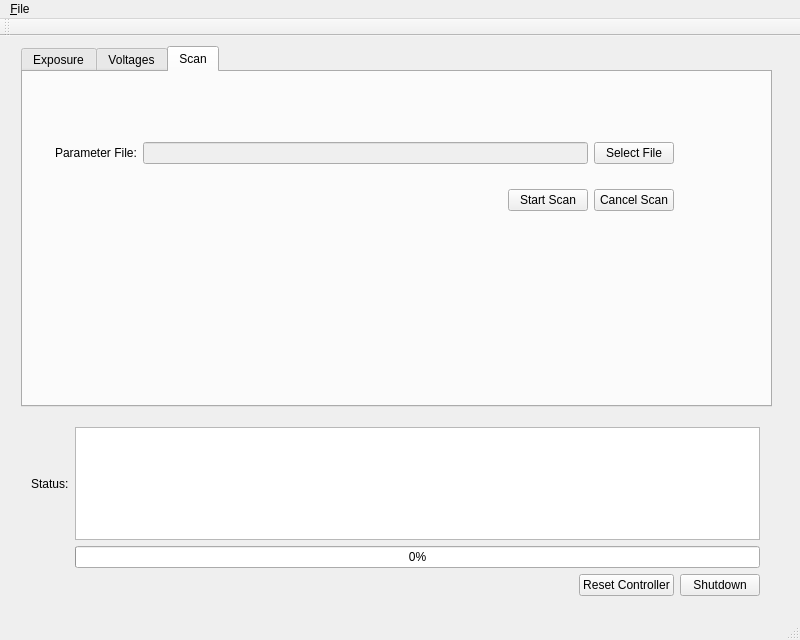
First picture: the form in ccdcontroller.ui, repository Snyder005/ccdcontroller, before the edit.
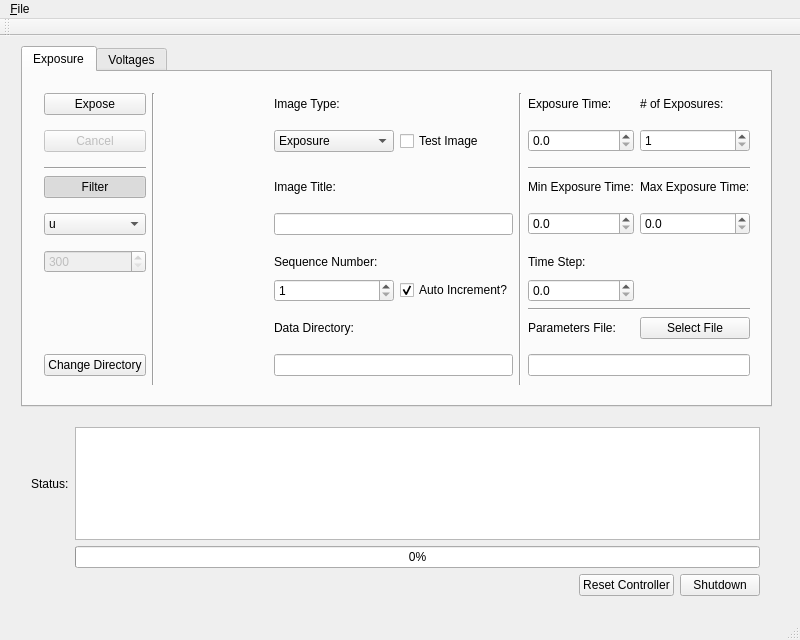
Second picture: the form after the edit. The open tabs and pages were chosen to show the change.

```diff
--- a/ccdcontroller.ui
+++ b/ccdcontroller.ui
@@ -35,7 +35,7 @@
        <rect>
         <x>10</x>
         <y>10</y>
-        <width>719</width>
+        <width>728</width>
         <height>314</height>
        </rect>
       </property>
@@ -348,17 +348,21 @@
         </widget>
        </item>
        <item row="11" column="6" rowspan="2" colspan="2">
-        <spacer name="horizontalSpacer_3">
-         <property name="orientation">
-          <enum>Qt::Horizontal</enum>
+        <widget class="QLineEdit" name="paramfileLineEdit"/>
+       </item>
+       <item row="10" column="6">
+        <widget class="QLabel" name="paramfileLabel">
+         <property name="text">
+          <string>Parameters File:</string>
          </property>
-         <property name="sizeHint" stdset="0">
-          <size>
-           <width>40</width>
-           <height>20</height>
-          </size>
+        </widget>
+       </item>
+       <item row="10" column="7">
+        <widget class="QPushButton" name="paramfileButton">
+         <property name="text">
+          <string>Select File</string>
          </property>
-        </spacer>
+        </widget>
        </item>
       </layout>
      </widget>
@@ -634,78 +638,6 @@
           </size>
          </property>
         </spacer>
-       </item>
-       <item row="6" column="0" colspan="2">
-        <widget class="QPushButton" name="resetvoltageButton">
-         <property name="text">
-          <string>Reset To Defaults</string>
-         </property>
-        </widget>
-       </item>
-      </layout>
-     </widget>
-    </widget>
-    <widget class="QWidget" name="tab">
-     <attribute name="title">
-      <string>Scan</string>
-     </attribute>
-     <widget class="QWidget" name="layoutWidget">
-      <property name="geometry">
-       <rect>
-        <x>21</x>
-        <y>40</y>
-        <width>641</width>
-        <height>131</height>
-       </rect>
-      </property>
-      <layout class="QGridLayout" name="gridLayout_4">
-       <item row="0" column="0">
-        <widget class="QLabel" name="parameterLabel">
-         <property name="text">
-          <string>Parameter File:</string>
-         </property>
-        </widget>
-       </item>
-       <item row="0" column="3">
-        <widget class="QPushButton" name="parameterButton">
-         <property name="text">
-          <string>Select File</string>
-         </property>
-        </widget>
-       </item>
-       <item row="1" column="3">
-        <widget class="QPushButton" name="scancancelButton">
-         <property name="text">
-          <string>Cancel Scan</string>
-         </property>
-        </widget>
-       </item>
-       <item row="1" column="2">
-        <widget class="QPushButton" name="scanstartButton">
-         <property name="text">
-          <string>Start Scan</string>
-         </property>
-        </widget>
-       </item>
-       <item row="1" column="1">
-        <spacer name="horizontalSpacer_2">
-         <property name="orientation">
-          <enum>Qt::Horizontal</enum>
-         </property>
-         <property name="sizeHint" stdset="0">
-          <size>
-           <width>40</width>
-           <height>20</height>
-          </size>
-         </property>
-        </spacer>
-       </item>
-       <item row="0" column="1" colspan="2">
-        <widget class="QLineEdit" name="parameterEdit">
-         <property name="enabled">
-          <bool>false</bool>
-         </property>
-        </widget>
        </item>
       </layout>
      </widget>
```
Left out of the diff: 39 changed lines with no effect on the pictures.
